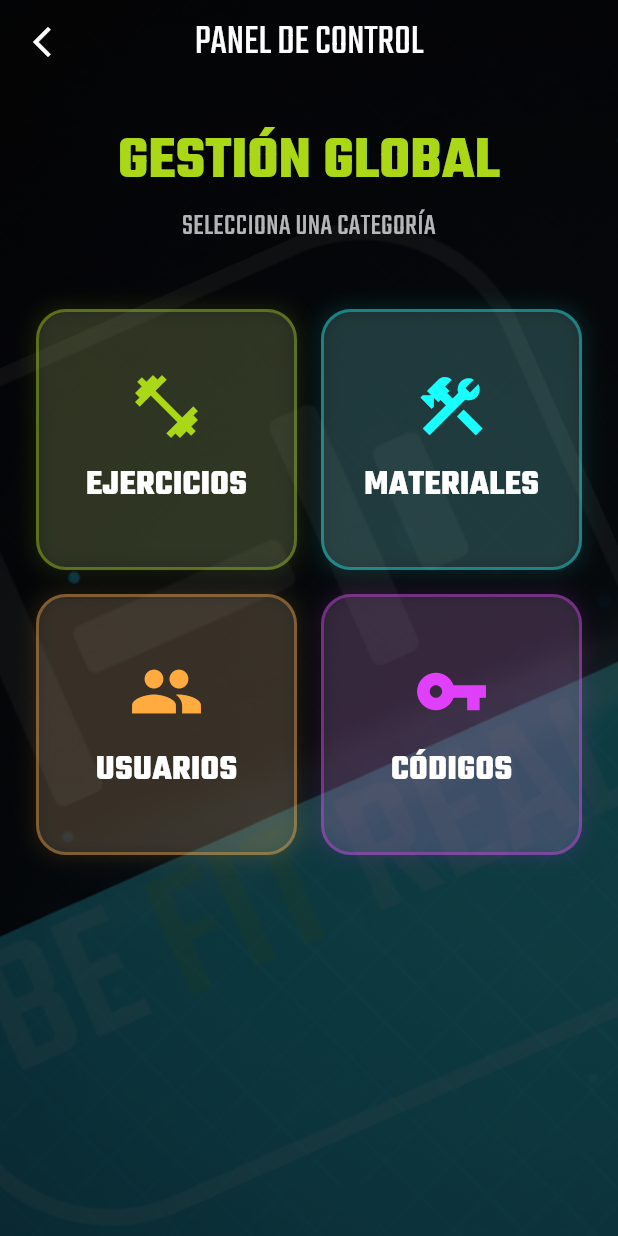
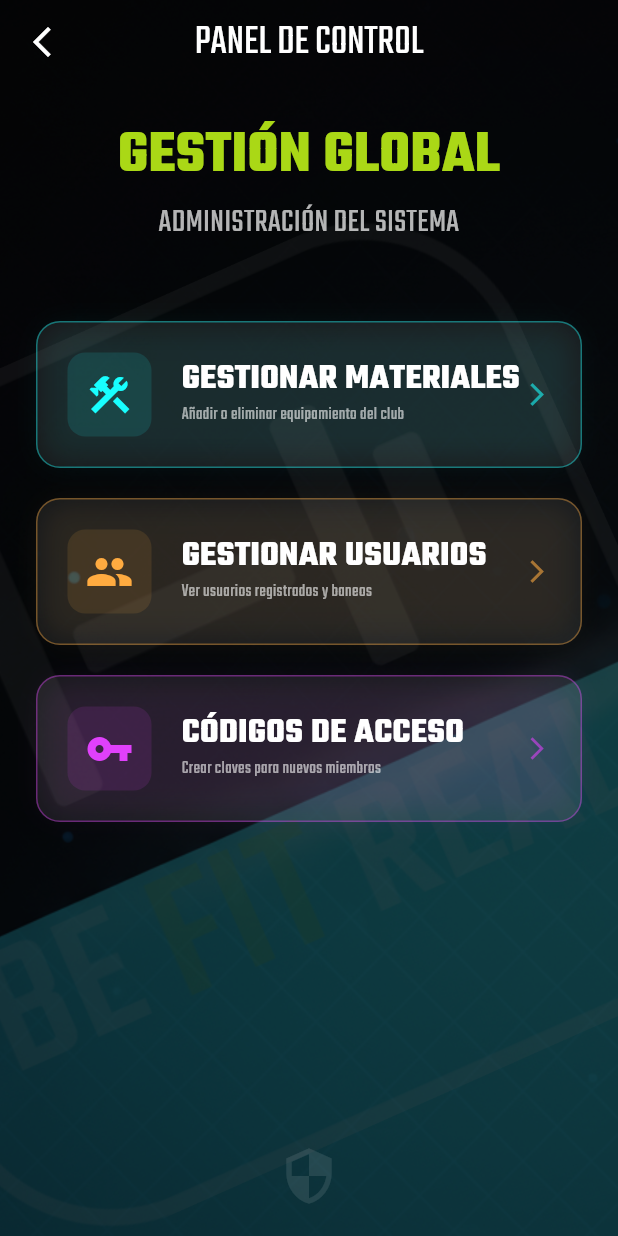
Before and after one commit to JesusMartinRobles/be_fit_real_dam, a Flutter app: the AdminScreen screen opened directly, on a phone screen of 412 x 824 dp. Run offline on Flutter 3.47's test engine with Material 3 defaults, Android fonts, the phone set to English and light mode, and no system bars; our stand-ins replace cloud_firestore, firebase_auth, firebase_core, google_fonts; accounts and stored records are empty.

Commit message:
Feat: Implementación completa de gestión de Materiales (CRUD) y rediseño del Panel Admin

```diff
--- a/lib/screens/admin_screen.dart
+++ b/lib/screens/admin_screen.dart
@@ -1,8 +1,9 @@
 import 'package:flutter/material.dart';
 import 'package:google_fonts/google_fonts.dart';
+// Importo las pantallas a las que voy a navegar
+import 'materials_admin_screen.dart';
 
 // PANTALLA DE ADMINISTRACIÓN
-// Aquí es donde gestionaré los datos de la app (Ejercicios, Materiales, Usuarios).
 class AdminScreen extends StatelessWidget {
   const AdminScreen({super.key});
 
@@ -15,7 +16,6 @@ class AdminScreen extends StatelessWidget {
       appBar: AppBar(
         backgroundColor: Colors.transparent,
         elevation: 0,
-        // Botón atrás blanco para volver al Home
         leading: IconButton(
           icon: const Icon(Icons.arrow_back_ios_new, color: Colors.white),
           onPressed: () => Navigator.of(context).pop(),
@@ -26,13 +26,12 @@ class AdminScreen extends StatelessWidget {
       ),
 
       body: Container(
-        // FONDO (Mismo que el resto de la app)
         decoration: BoxDecoration(
           image: DecorationImage(
             image: const AssetImage('assets/images/fondo_bfr.png'),
             fit: BoxFit.cover,
             colorFilter: ColorFilter.mode(
-              Colors.black.withAlpha(180), // Un poco más oscuro para seriedad
+              Colors.black.withAlpha(180),
               BlendMode.darken,
             ),
           ),
@@ -40,81 +39,66 @@ class AdminScreen extends StatelessWidget {
 
         child: SafeArea(
           child: Padding(
-            padding: const EdgeInsets.all(24.0),
+            padding: const EdgeInsets.symmetric(horizontal: 24.0, vertical: 20.0),
             child: Column(
               crossAxisAlignment: CrossAxisAlignment.stretch,
               children: [
 
-                // TÍTULO DE BIENVENIDA
-                Text(
-                  "GESTIÓN GLOBAL",
-                  textAlign: TextAlign.center,
-                  style: GoogleFonts.teko(
-                    fontSize: 40,
-                    fontWeight: FontWeight.bold,
-                    color: primaryColor
-                  ),
-                ),
-                Text(
-                  "SELECCIONA UNA CATEGORÍA",
-                  textAlign: TextAlign.center,
-                  style: GoogleFonts.teko(
-                    fontSize: 20,
-                    color: Colors.white70
-                  ),
-                ),
+                // CABECERA
+                Text("GESTIÓN GLOBAL", textAlign: TextAlign.center,
+                  style: GoogleFonts.teko(fontSize: 40, fontWeight: FontWeight.bold, color: primaryColor)),
+                Text("ADMINISTRACIÓN DEL SISTEMA", textAlign: TextAlign.center,
+                  style: GoogleFonts.teko(fontSize: 22, color: Colors.white70)),
 
-                const SizedBox(height: 40),
+                const SizedBox(height: 50),
 
-                // GRILLA DE BOTONES (2 Columnas)
-                // Uso Expanded para que la rejilla ocupe el espacio restante.
-                Expanded(
-                  child: GridView.count(
-                    crossAxisCount: 2, // 2 columnas
-                    crossAxisSpacing: 16, // Espacio horizontal entre botones
-                    mainAxisSpacing: 16, // Espacio vertical entre botones
-                    children: [
-                      // 1. EJERCICIOS
-                      _buildAdminCard(
-                        icon: Icons.fitness_center,
-                        title: "EJERCICIOS",
-                        color: primaryColor,
+                // LISTA VERTICAL DE BOTONES
+                // Al usar Column con crossAxisAlignment.stretch, ocupan todo el ancho.
+
+                // 1. MATERIALES (El más importante ahora)
+                _buildAdminButton(
+                  icon: Icons.construction,
+                  title: "GESTIONAR MATERIALES",
+                  subtitle: "Añadir o eliminar equipamiento del club",
+                  color: Colors.cyanAccent,
                   onTap: () {
-                          debugPrint("Ir a gestión de ejercicios");
+                    Navigator.of(context).push(
+                      MaterialPageRoute(builder: (_) => const MaterialsAdminScreen()),
+                    );
                   },
                 ),
 
-                      // 2. MATERIALES
-                      _buildAdminCard(
-                        icon: Icons.construction, // O dumbbell
-                        title: "MATERIALES",
-                        color: Colors.cyanAccent, // Color distinto para diferenciar
-                        onTap: () {
-                          debugPrint("Ir a gestión de materiales");
-                        },
-                      ),
+                const SizedBox(height: 20),
 
-                      // 3. USUARIOS
-                      _buildAdminCard(
+                // 2. USUARIOS
+                _buildAdminButton(
                   icon: Icons.group,
-                        title: "USUARIOS",
+                  title: "GESTIONAR USUARIOS",
+                  subtitle: "Ver usuarios registrados y baneos",
                   color: Colors.orangeAccent,
                   onTap: () {
                     debugPrint("Ir a gestión de usuarios");
                   },
                 ),
 
-                      // 4. CÓDIGOS INVITACIÓN
-                      _buildAdminCard(
+                const SizedBox(height: 20),
+
+                // 3. CÓDIGOS DE INVITACIÓN
+                _buildAdminButton(
                   icon: Icons.vpn_key,
-                        title: "CÓDIGOS",
+                  title: "CÓDIGOS DE ACCESO",
+                  subtitle: "Crear claves para nuevos miembros",
                   color: Colors.purpleAccent,
                   onTap: () {
                     debugPrint("Ir a gestión de códigos");
                   },
                 ),
-                    ],
-                  ),
+
+                const Spacer(),
+
+                // Marca de agua
+                Center(
+                  child: Icon(Icons.security, size: 40, color: Colors.white10),
                 ),
               ],
             ),
@@ -124,44 +108,73 @@ class AdminScreen extends StatelessWidget {
     );
   }
 
-  // WIDGET AUXILIAR: TARJETA DE ADMINISTRACIÓN
-  // Crea un botón cuadrado grande con icono y texto.
-  Widget _buildAdminCard({
+  // WIDGET AUXILIAR: BOTÓN ADMIN ANCHO
+  // He rediseñado esto para que sea una fila (Row) en lugar de una columna.
+  Widget _buildAdminButton({
     required IconData icon,
     required String title,
+    required String subtitle,
     required Color color,
     required VoidCallback onTap
   }) {
     return InkWell(
       onTap: onTap,
-      borderRadius: BorderRadius.circular(20),
+      borderRadius: BorderRadius.circular(16),
       child: Container(
+        padding: const EdgeInsets.all(20),
         decoration: BoxDecoration(
-          color: Colors.white.withAlpha(25), // Fondo Cristal
-          borderRadius: BorderRadius.circular(20),
-          border: Border.all(color: color.withAlpha(100), width: 2), // Borde del color de la sección
+          color: Colors.white.withAlpha(20), // Fondo Cristal
+          borderRadius: BorderRadius.circular(16),
+          border: Border.all(color: color.withAlpha(100), width: 1),
           boxShadow: [
-            // Pequeño resplandor del color de la sección
             BoxShadow(
-              color: color.withAlpha(30),
-              blurRadius: 10,
-              spreadRadius: 2,
+              color: color.withAlpha(20),
+              blurRadius: 15,
+              spreadRadius: -5,
             )
           ],
         ),
+        child: Row(
+          children: [
+            // Icono a la izquierda con fondo tintado
+            Container(
+              padding: const EdgeInsets.all(12),
+              decoration: BoxDecoration(
+                color: color.withAlpha(30),
+                borderRadius: BorderRadius.circular(12),
+              ),
+              child: Icon(icon, size: 32, color: color),
+            ),
+            const SizedBox(width: 20),
+
+            // Textos en el centro
+            Expanded(
               child: Column(
-          mainAxisAlignment: MainAxisAlignment.center,
+                crossAxisAlignment: CrossAxisAlignment.start,
                 children: [
-            Icon(icon, size: 50, color: color), // Icono grande
-            const SizedBox(height: 10),
                   Text(
                     title,
                     style: GoogleFonts.teko(
                       fontSize: 24,
                       fontWeight: FontWeight.bold,
-                color: Colors.white
+                      color: Colors.white,
+                      height: 1.0,
                     ),
                   ),
+                  const SizedBox(height: 4),
+                  Text(
+                    subtitle,
+                    style: const TextStyle(
+                      color: Colors.white60,
+                      fontSize: 12,
+                    ),
+                  ),
+                ],
+              ),
+            ),
+
+            // Flecha a la derecha
+            Icon(Icons.arrow_forward_ios, color: color.withAlpha(150), size: 18),
           ],
         ),
       ),
--- a/lib/screens/home_screen.dart
+++ b/lib/screens/home_screen.dart
@@ -2,7 +2,7 @@ import 'package:flutter/material.dart';
 import 'package:google_fonts/google_fonts.dart';
 import 'login_screen.dart'; // Para cerrar sesión
 import 'routine_form_screen.dart'; // El formulario de rutina
-import 'admin_screen.dart'; // <--- IMPORTANTE: La pantalla de Admin que crearemos luego
+import 'admin_screen.dart'; //La pantalla de Admin
 import '../services/auth_service.dart';
 
 class HomeScreen extends StatefulWidget {
```
Also changed, not shown: lib/models/material_model.dart (added, +30 -0 lines), lib/screens/login_screen.dart (+24 -16 lines), lib/screens/materials_admin_screen.dart (added, +150 -0 lines), lib/screens/register_screen.dart (+26 -21 lines), lib/services/auth_service.dart (+42 -20 lines), lib/services/database_service.dart (added, +43 -0 lines), lib/widgets/custom_widgets.dart (+55 -63 lines). Lines whose indentation alone changed are shown as unchanged.
